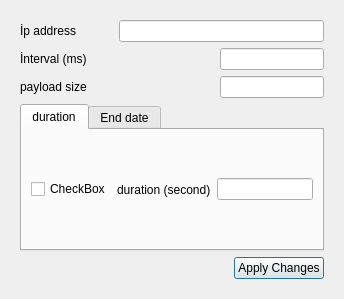
First picture: the form in QTDesigns/Change_parameters.ui, repository Gorkembukel/MonitorNetworkConnectivity, before the edit.
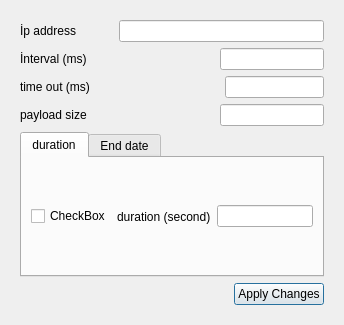
Second picture: the form after the edit.

Commit message: View toolbarı eklendi, timeout'a göre pingstat falutu yeniden hesaplıyor eskisi gibi sabit değil, arayüzde layoutlar düzenlendi,timeout artık change parameterda var

```diff
--- a/QTDesigns/Change_parameters.ui
+++ b/QTDesigns/Change_parameters.ui
@@ -7,7 +7,7 @@
     <x>0</x>
     <y>0</y>
     <width>344</width>
-    <height>299</height>
+    <height>325</height>
    </rect>
   </property>
   <property name="windowTitle">
@@ -105,6 +105,40 @@
           </item>
          </layout>
         </item>
+        <item>
+         <layout class="QHBoxLayout" name="horizontalLayout_8">
+          <item>
+           <widget class="QLabel" name="label">
+            <property name="text">
+             <string>time out (ms)</string>
+            </property>
+           </widget>
+          </item>
+          <item>
+           <spacer name="horizontalSpacer_5">
+            <property name="orientation">
+             <enum>Qt::Horizontal</enum>
+            </property>
+            <property name="sizeHint" stdset="0">
+             <size>
+              <width>138</width>
+              <height>20</height>
+             </size>
+            </property>
+           </spacer>
+          </item>
+          <item>
+           <widget class="QLineEdit" name="lineEdit_timeout">
+            <property name="sizePolicy">
+             <sizepolicy hsizetype="Preferred" vsizetype="Fixed">
+              <horstretch>0</horstretch>
+              <verstretch>0</verstretch>
+             </sizepolicy>
+            </property>
+           </widget>
+          </item>
+         </layout>
+        </item>
         <item>
          <layout class="QHBoxLayout" name="horizontalLayout_3">
           <item>
```
The commit also changes 12 other files.
